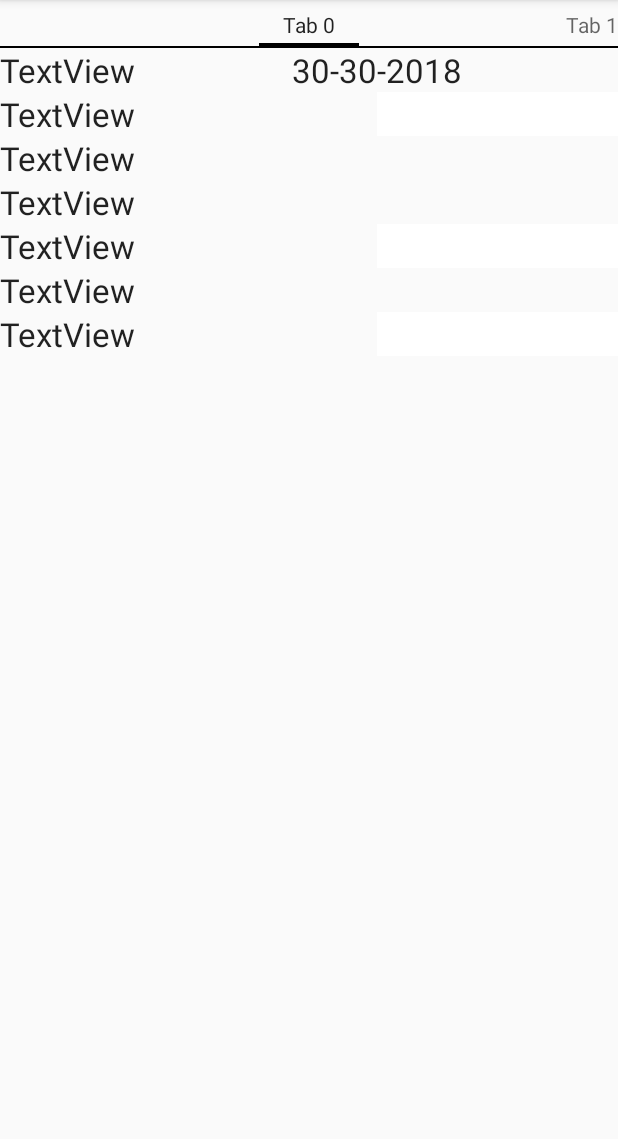
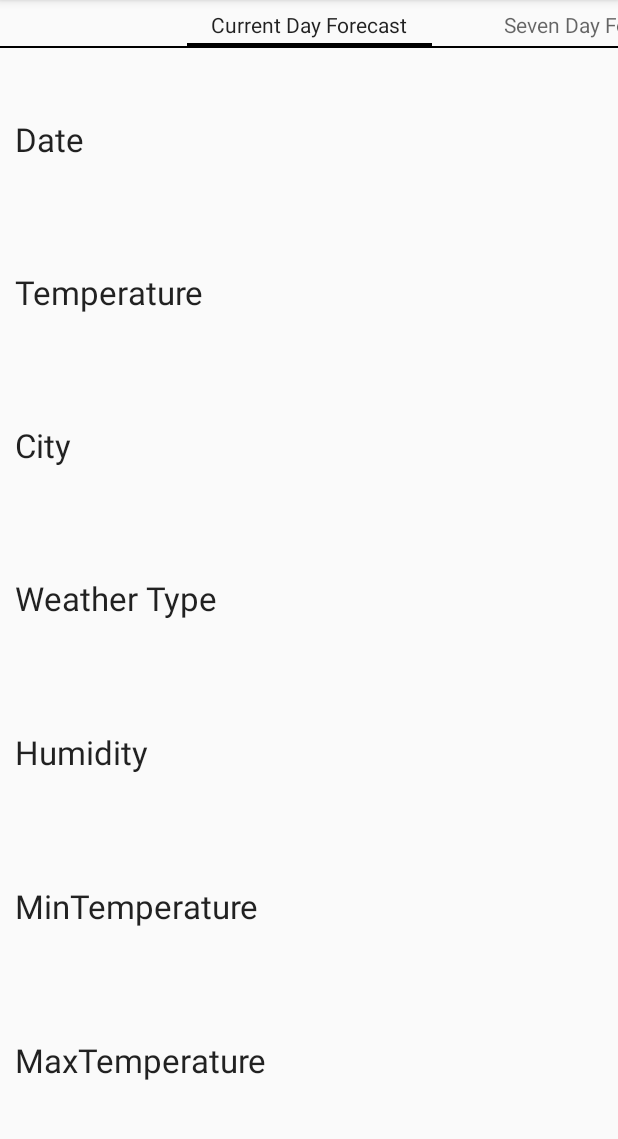
Before and after one commit to kingsammalik/codeknights, an Android app: the CURRENTWEATHER screen opened directly, with no data from a screen before it, on a phone screen of 412 x 824 dp, the part 84-1223 px from its top. Run offline under Robolectric (Android 15) with nearby library versions, the phone set to English and light mode, and no system bars; our stand-ins replace Volley; network calls fail.

Commit message:
this is sachin code

```diff
--- a/app/src/main/java/com/example/root/codeknights/CURRENTWEATHER.java
+++ b/app/src/main/java/com/example/root/codeknights/CURRENTWEATHER.java
@@ -7,33 +7,38 @@ import android.view.View;
 import android.view.ViewGroup;
 import android.widget.TextView;
 
+import com.android.volley.Request;
+import com.android.volley.RequestQueue;
+import com.android.volley.Response;
+import com.android.volley.VolleyError;
+import com.android.volley.toolbox.JsonObjectRequest;
+import com.android.volley.toolbox.Volley;
+
+import org.json.JSONArray;
+import org.json.JSONException;
+import org.json.JSONObject;
+
 import java.text.SimpleDateFormat;
 import java.util.Calendar;
 
 public class CURRENTWEATHER extends Fragment {
     private String temp,city,humidity,mintemp,maxtemp,weathertype;
-    public static CURRENTWEATHER newInstance(String temp, String city, String humidity, String mintemp, String maxtemp, String weathertype) {
+    TextView TEMP,CITY,HUMIDITY,DATE,MINTEMP,MAXTEMP,WEATHERTYPE;
+    public static CURRENTWEATHER newInstance() {
         CURRENTWEATHER fragment = new CURRENTWEATHER();
-        Bundle args = new Bundle();
-        args.putString("temperature", temp);
-        args.putString("city", city);
-        args.putString("humidity", humidity);
-        args.putString("mintemp", mintemp);
-        args.putString("maxtemp", maxtemp);
-        args.putString("weathertype", weathertype);
-        fragment.setArguments(args);
+
         return fragment;
     }
 
     @Override
     public void onCreate(Bundle savedInstanceState) {
         super.onCreate(savedInstanceState);
-        temp=getArguments().getString("temperature");
+        /*temp=getArguments().getString("temperature");
         city=getArguments().getString("city");
         humidity=getArguments().getString("humidity");
         mintemp=getArguments().getString("mintemp");
         maxtemp=getArguments().getString("maxtemp");
-        weathertype=getArguments().getString("weathertype");
+        weathertype=getArguments().getString("weathertype");*/
 
 
     }
@@ -41,23 +46,67 @@ public class CURRENTWEATHER extends Fragment {
     public View onCreateView(LayoutInflater inflater, ViewGroup container,
                              Bundle savedInstanceState) {
         View view = inflater.inflate(R.layout.activity_fragment_with_one_image, container, false);
-        TextView TEMP =  view.findViewById(R.id.Temperature);
+
+        find_weather();
+         TEMP =  view.findViewById(R.id.Temperature);
+
+         CITY =  view.findViewById(R.id.City);
+
+         HUMIDITY = view.findViewById(R.id.Humidity);
+
+         DATE = view.findViewById(R.id.Date);
+
+         MINTEMP = view.findViewById(R.id.Mintemp);
+
+         MAXTEMP =  view.findViewById(R.id.Maxtemp);
+
+         WEATHERTYPE =  view.findViewById(R.id.Weathertype);
+
+        return view;
+    }
+
+    private void find_weather() {
+        String url="http://api.openweathermap.org/data/2.5/weather?q=Chandigarh&appid=bdd499df13e9c13bc62b354be85fbd2e&units=metric";
+        JsonObjectRequest jor=new JsonObjectRequest(Request.Method.GET, url, null,new Response.Listener<JSONObject>() {
+            @Override
+            public void onResponse(JSONObject response) {
+                try {
+                    JSONObject main_object=response.getJSONObject("main");
+                    JSONArray array=response.getJSONArray("weather");
+                    JSONObject object=array.getJSONObject(0);
+                    temp=String.valueOf(main_object.getDouble("temp"));
+                    weathertype=object.getString("description");
+                    city=response.getString("name");
+                    humidity=String.valueOf(main_object.getInt("humidity"));
+                    mintemp=String.valueOf(main_object.getDouble("temp_min"));
+                    maxtemp=String.valueOf(main_object.getDouble("temp_max"));
+                    setUI();
+
+                } catch (JSONException e) {
+                    e.printStackTrace();
+                }
+            }
+        }, new Response.ErrorListener(){
+            public void onErrorResponse (VolleyError error){
+
+            }
+        });
+
+        RequestQueue requestQueue= Volley.newRequestQueue(getActivity());
+        requestQueue.add(jor);
+
+    }
+
+    private void setUI() {
         TEMP.setText(temp);
-        TextView CITY =  view.findViewById(R.id.City);
         CITY.setText(city);
-        TextView HUMIDITY = view.findViewById(R.id.Humidity);
         HUMIDITY.setText(humidity);
-        TextView DATE = view.findViewById(R.id.Date);
         Calendar calendar=Calendar.getInstance();
         SimpleDateFormat simpleDateFormat=new SimpleDateFormat("dd-mm-yyyy");
         String formatted_date=simpleDateFormat.format(calendar.getTime());
         DATE.setText(formatted_date);
-        TextView MINTEMP = view.findViewById(R.id.Mintemp);
         MINTEMP.setText(mintemp);
-        TextView MAXTEMP =  view.findViewById(R.id.Maxtemp);
         MAXTEMP.setText(maxtemp);
-        TextView WEATHERTYPE =  view.findViewById(R.id.Weathertype);
         WEATHERTYPE.setText(weathertype);
-        return view;
     }
 }
--- a/app/src/main/java/com/example/root/codeknights/FragmentWithTwoImages.java
+++ b/app/src/main/java/com/example/root/codeknights/FragmentWithTwoImages.java
@@ -104,7 +104,7 @@ public class FragmentWithTwoImages extends Fragment {
                     String maxTemperature=temperatureObj.getString("maxtemp_c");
                     weather.setMaxtemp(maxTemperature);
                     JSONObject dayObj=resultObj.getJSONObject("day");
-                    String day=dayObj.getJSONObject("condition").getString("text");
+                    String day=dayObj.getJSONObject("condition").getString("icon");
                     weather.setDayforecast(day);
                     weatherArrayList.add(weather);
 
--- a/app/src/main/java/com/example/root/codeknights/Recommendation.java
+++ b/app/src/main/java/com/example/root/codeknights/Recommendation.java
@@ -26,6 +26,7 @@ public class Recommendation extends AppCompatActivity {
     String REGION,SEASON,CROPS;
     DatabaseReference databaseReference;
     Button showinfo;
+
     @Override
     protected void onCreate(Bundle savedInstanceState) {
         super.onCreate(savedInstanceState);
--- a/app/src/main/java/com/example/root/codeknights/SlideImageText.java
+++ b/app/src/main/java/com/example/root/codeknights/SlideImageText.java
@@ -32,7 +32,7 @@ class MyPagerAdapter extends  FragmentPagerAdapter {
     // Returns total number of pages.
     @Override
     public int getCount() {
-        return NUM_ITEMS;
+        return 3;
     }
 
     // Returns the fragment to display for a particular page.
@@ -41,8 +41,8 @@ class MyPagerAdapter extends  FragmentPagerAdapter {
     @Override
     public Fragment getItem(int position) {
         switch (position) {
-            case 0:findweather fw=new findweather();
-                return CURRENTWEATHER.newInstance(fw.temp,fw.city,fw.humidity,fw.mintemp,fw.maxtemp,fw.description);
+            case 0://findweather fw=new findweather();
+                return CURRENTWEATHER.newInstance();
             case 1:
                 return FragmentWithTwoImages.newInstance("CropInfp", R.drawable.splashimage, R.drawable.splashimage);
             case 2:
@@ -57,7 +57,13 @@ class MyPagerAdapter extends  FragmentPagerAdapter {
     // Returns the page title for the top indicator
     @Override
     public CharSequence getPageTitle(int position) {
-        return "Tab " + position;
+
+        switch (position){
+            case 0: return "Current Day Forecast";
+            case 1: return "Seven Day Forecast";
+            case 2: return "Crop Recommendation";
+            default:return "";
+        }
     }
 
 }
--- a/app/src/main/res/layout/activity_dashboard.xml
+++ b/app/src/main/res/layout/activity_dashboard.xml
@@ -143,6 +143,7 @@
         <android.support.v7.widget.CardView
             android:foreground="?android:attr/selectableItemBackground"
             android:clickable="true"
+            android:id="@+id/farmer"
             android:layout_width="340dp"
             android:layout_height="150dp"
             android:layout_margin="10dp">
--- a/app/src/main/res/layout/activity_fragment_with_one_image.xml
+++ b/app/src/main/res/layout/activity_fragment_with_one_image.xml
@@ -9,22 +9,101 @@
 
     <LinearLayout
         android:layout_width="match_parent"
-        android:layout_height="wrap_content"
+        android:layout_height="match_parent"
+        android:padding="10dp"
         android:orientation="horizontal">
+        <LinearLayout
+            android:layout_width="wrap_content"
+            android:layout_height="match_parent"
+            android:layout_weight="1"
+            android:orientation="vertical">
 
             <TextView
                 android:id="@+id/textView5"
+                android:gravity="center_vertical"
                 android:layout_width="wrap_content"
                 android:layout_height="wrap_content"
                 android:layout_weight="1"
-            android:text="TextView"
+                android:text="Date"
                 android:textAppearance="@android:style/TextAppearance.Material.Large"
                 tools:text="Date" />
 
             <TextView
+                android:id="@+id/textView7"
+                android:gravity="center_vertical"
+                android:layout_width="wrap_content"
+                android:layout_height="wrap_content"
+                android:layout_weight="1"
+                android:text="Temperature"
+                android:textAppearance="@android:style/TextAppearance.Material.Large"
+                tools:text="Temperature" />
+
+            <TextView
+                android:id="@+id/textView9"
+                android:gravity="center_vertical"
+                android:layout_width="wrap_content"
+                android:layout_height="wrap_content"
+                android:layout_weight="1"
+                android:text="City"
+                android:textAppearance="@android:style/TextAppearance.Material.Large"
+                tools:text="City" />
+
+            <TextView
+                android:id="@+id/textView10"
+                android:gravity="center_vertical"
+                android:layout_width="wrap_content"
+                android:layout_height="wrap_content"
+                android:layout_weight="1"
+                android:text="Weather Type"
+                android:textAppearance="@android:style/TextAppearance.Material.Large"
+                tools:text="Weather Type" />
+
+            <TextView
+                android:id="@+id/textView11"
+                android:gravity="center_vertical"
+                android:layout_width="wrap_content"
+                android:layout_height="wrap_content"
+                android:layout_weight="1"
+                android:text="Humidity"
+                android:textAppearance="@android:style/TextAppearance.Material.Large"
+                tools:text="Humidity" />
+
+            <TextView
+                android:id="@+id/textView12"
+                android:gravity="center_vertical"
+                android:layout_width="wrap_content"
+                android:layout_height="wrap_content"
+                android:layout_weight="1"
+                android:text="MinTemperature"
+                android:textAppearance="@android:style/TextAppearance.Material.Large"
+                tools:text="MinTemperature" />
+
+            <TextView
+                android:id="@+id/textView13"
+                android:gravity="center_vertical"
+                android:layout_width="wrap_content"
+                android:layout_height="wrap_content"
+                android:layout_weight="1"
+                android:text="MaxTemperature"
+                android:textAppearance="@android:style/TextAppearance.Material.Large"
+                tools:text="MaxTemperature" />
+
+
+        </LinearLayout>
+
+        <LinearLayout
+            android:layout_width="wrap_content"
+            android:layout_height="match_parent"
+            android:layout_weight="1"
+            android:gravity="center"
+            android:orientation="vertical">
+
+
+            <TextView
                 android:id="@+id/Date"
                 android:layout_width="wrap_content"
-            android:layout_height="match_parent"
+                android:layout_height="wrap_content"
+                android:gravity="center_vertical"
                 android:layout_weight="1"
                 android:textAppearance="@android:style/TextAppearance.Material.Large"
                 app:layout_constraintEnd_toStartOf="@+id/City"
@@ -32,170 +111,87 @@
                 app:layout_constraintTop_toTopOf="parent"
                 tools:background="@color/white" />
 
-    </LinearLayout>
-
-    <LinearLayout
-        android:layout_width="match_parent"
-        android:layout_height="wrap_content"
-        android:orientation="horizontal">
-
-        <TextView
-            android:id="@+id/textView7"
-            android:layout_width="wrap_content"
-            android:layout_height="wrap_content"
-            android:layout_weight="1"
-            android:text="TextView"
-            android:textAppearance="@android:style/TextAppearance.Material.Large"
-            tools:text="Temperature" />
-
             <TextView
                 android:id="@+id/Temperature"
                 android:layout_width="wrap_content"
                 android:layout_height="wrap_content"
+                android:gravity="center_vertical"
                 android:layout_weight="1"
-            android:background="@color/white"
                 android:textAppearance="@android:style/TextAppearance.Material.Large"
                 app:layout_constraintEnd_toStartOf="@+id/Humidity"
                 app:layout_constraintStart_toStartOf="parent"
                 app:layout_constraintTop_toBottomOf="@+id/Date"
                 tools:text="temperature" />
-    </LinearLayout>
-
-    <LinearLayout
-        android:layout_width="match_parent"
-        android:layout_height="wrap_content"
-        android:orientation="horizontal">
-
-        <TextView
-            android:id="@+id/textView9"
-            android:layout_width="wrap_content"
-            android:layout_height="wrap_content"
-            android:layout_weight="1"
-            android:text="TextView"
-            android:textAppearance="@android:style/TextAppearance.Material.Large"
-            tools:text="City" />
 
             <TextView
                 android:id="@+id/City"
                 android:layout_width="wrap_content"
                 android:layout_height="wrap_content"
+                android:gravity="center_vertical"
                 android:layout_weight="1"
                 android:textAppearance="@android:style/TextAppearance.Material.Large"
                 app:layout_constraintEnd_toEndOf="parent"
                 app:layout_constraintStart_toStartOf="parent"
                 app:layout_constraintTop_toTopOf="parent"
                 tools:background="@color/white" />
-    </LinearLayout>
-
-    <LinearLayout
-        android:layout_width="match_parent"
-        android:layout_height="wrap_content"
-        android:orientation="horizontal">
-
-        <TextView
-            android:id="@+id/textView10"
-            android:layout_width="wrap_content"
-            android:layout_height="wrap_content"
-            android:layout_weight="1"
-            android:text="TextView"
-            android:textAppearance="@android:style/TextAppearance.Material.Large"
-            tools:text="Weather Type" />
 
             <TextView
                 android:id="@+id/Weathertype"
                 android:layout_width="wrap_content"
                 android:layout_height="wrap_content"
+                android:gravity="center_vertical"
                 android:layout_weight="1"
                 android:textAppearance="@android:style/TextAppearance.Material.Large"
                 app:layout_constraintEnd_toEndOf="parent"
                 app:layout_constraintStart_toStartOf="parent"
                 app:layout_constraintTop_toBottomOf="@+id/Temperature"
-            tools:background="@color/white"
                 tools:text="weathertype" />
-
-    </LinearLayout>
-
-    <LinearLayout
-        android:layout_width="match_parent"
-        android:layout_height="wrap_content"
-        android:orientation="horizontal">
-
-        <TextView
-            android:id="@+id/textView11"
-            android:layout_width="wrap_content"
-            android:layout_height="wrap_content"
-            android:layout_weight="1"
-            android:text="TextView"
-            android:textAppearance="@android:style/TextAppearance.Material.Large"
-            tools:text="Humidity" />
 
             <TextView
                 android:id="@+id/Humidity"
                 android:layout_width="wrap_content"
                 android:layout_height="wrap_content"
+                android:gravity="center_vertical"
                 android:layout_weight="1"
-            android:background="@color/white"
                 android:textAppearance="@android:style/TextAppearance.Material.Large"
                 app:layout_constraintBottom_toTopOf="@+id/Mintemp"
                 app:layout_constraintEnd_toEndOf="parent"
                 app:layout_constraintTop_toBottomOf="@+id/City"
                 tools:text="humidity" />
-    </LinearLayout>
-
-    <LinearLayout
-        android:layout_width="match_parent"
-        android:layout_height="wrap_content"
-        android:orientation="horizontal">
-
-        <TextView
-            android:id="@+id/textView12"
-            android:layout_width="wrap_content"
-            android:layout_height="wrap_content"
-            android:layout_weight="1"
-            android:text="TextView"
-            android:textAppearance="@android:style/TextAppearance.Material.Large"
-            tools:text="MinTemperature" />
 
             <TextView
                 android:id="@+id/Mintemp"
                 android:layout_width="wrap_content"
                 android:layout_height="wrap_content"
+                android:gravity="center_vertical"
                 android:layout_weight="1"
                 android:textAppearance="@android:style/TextAppearance.Material.Large"
                 app:layout_constraintBottom_toTopOf="@+id/Maxtemp"
                 app:layout_constraintEnd_toEndOf="parent"
                 app:layout_constraintTop_toBottomOf="@+id/Humidity"
-            tools:background="@color/white"
                 tools:text="mintemp" />
-
-    </LinearLayout>
-
-    <LinearLayout
-        android:layout_width="match_parent"
-        android:layout_height="wrap_content"
-        android:orientation="horizontal">
-
-        <TextView
-            android:id="@+id/textView13"
-            android:layout_width="wrap_content"
-            android:layout_height="wrap_content"
-            android:layout_weight="1"
-            android:text="TextView"
-            android:textAppearance="@android:style/TextAppearance.Material.Large"
-            tools:text="MaxTemperature" />
 
             <TextView
                 android:id="@+id/Maxtemp"
                 android:layout_width="wrap_content"
                 android:layout_height="wrap_content"
+                android:gravity="center_vertical"
                 android:layout_weight="1"
-            android:background="@color/white"
                 android:textAppearance="@android:style/TextAppearance.Material.Large"
                 app:layout_constraintBottom_toTopOf="@+id/rainfall"
                 app:layout_constraintEnd_toEndOf="parent"
                 app:layout_constraintTop_toBottomOf="@+id/Mintemp"
                 tools:text="maxtemp" />
 
+
         </LinearLayout>
 
+
+
+
+
     </LinearLayout>
+
+
+
+</LinearLayout>
```
Also changed, not shown: app/src/main/java/com/example/root/codeknights/Dashboard.java (+13 -1 lines), app/src/main/java/com/example/root/codeknights/Weatheradapter.java (+10 -3 lines), app/src/main/res/layout/list_item.xml (+48 -30 lines). Lines whose indentation alone changed are shown as unchanged.
